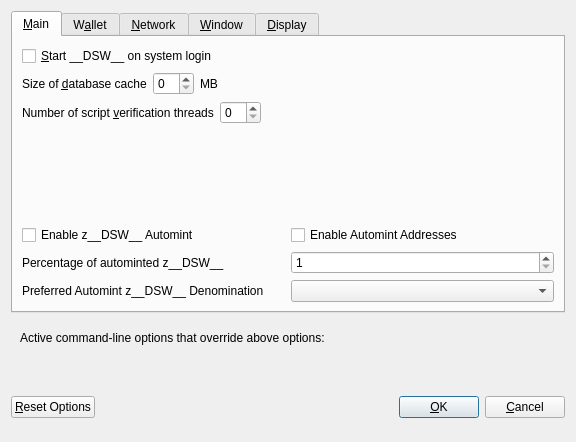
Old version of the form src/qt/forms/optionsdialog.ui in the repository decenomy/DSW.
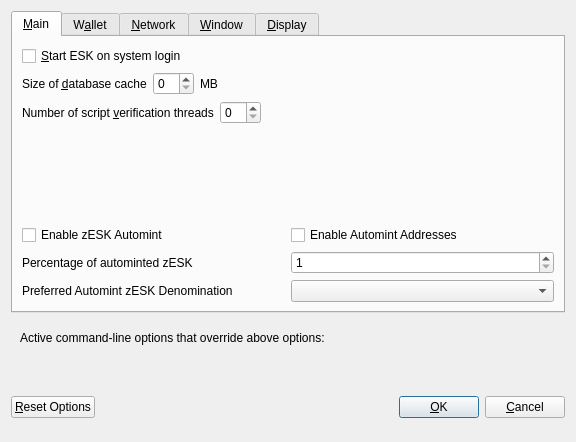
New version of the form. Custom widgets are drawn as their Qt base class.

What changed in the file:
```diff
--- a/src/qt/forms/optionsdialog.ui
+++ b/src/qt/forms/optionsdialog.ui
@@ -33,7 +33,7 @@
           <string>Automatically start __DSW__ after logging in to the system.</string>
          </property>
          <property name="text">
-          <string>&amp;Start __DSW__ on system login</string>
+          <string>&amp;Start ESK on system login</string>
          </property>
         </widget>
        </item>
@@ -147,7 +147,7 @@
                <enum>Qt::LeftToRight</enum>
               </property>
               <property name="text">
-               <string>Enable z__DSW__ Automint</string>
+               <string>Enable zESK Automint</string>
               </property>
              </widget>
             </item>
@@ -174,7 +174,7 @@
                <string>Percentage of incoming __DSW__ which get automatically converted to z__DSW__ via Zerocoin Protocol (min: 10%)</string>
               </property>
               <property name="text">
-               <string>Percentage of autominted z__DSW__</string>
+               <string>Percentage of autominted zESK</string>
               </property>
              </widget>
             </item>
@@ -207,7 +207,7 @@
                <string>Wait with automatic conversion to Zerocoin until enough __DSW__ for this denomination is available</string>
               </property>
               <property name="text">
-               <string>Preferred Automint z__DSW__ Denomination</string>
+               <string>Preferred Automint zESK Denomination</string>
               </property>
              </widget>
             </item>
```
Left out of the diff: 18 changed lines with no effect on the pictures.
